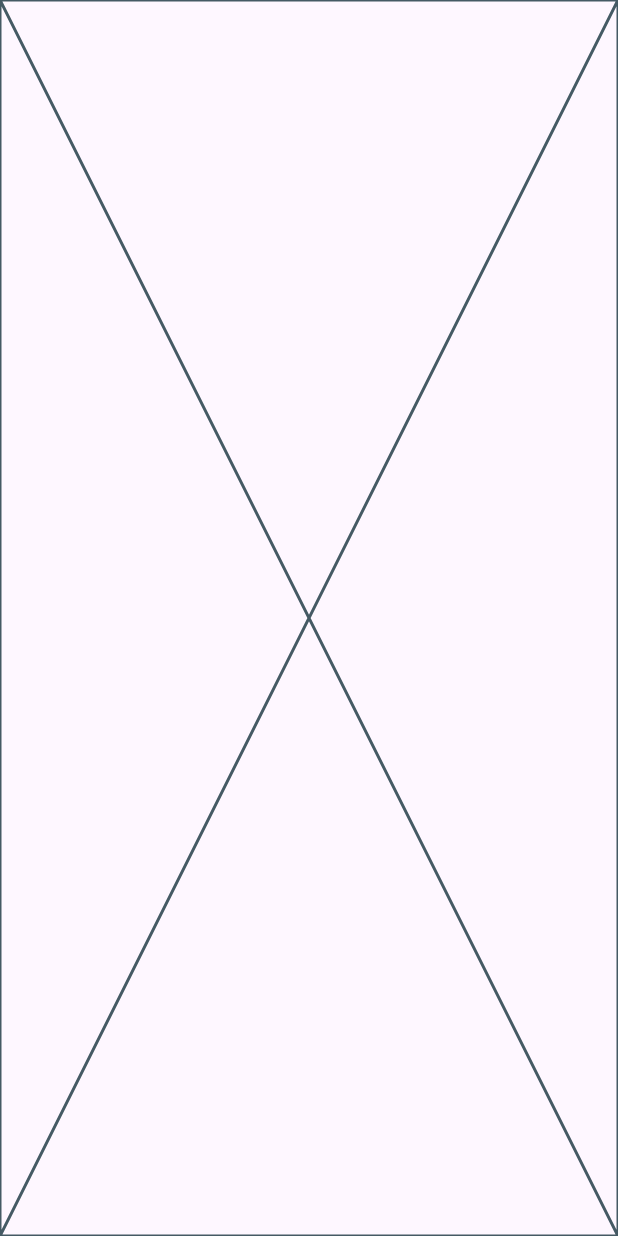
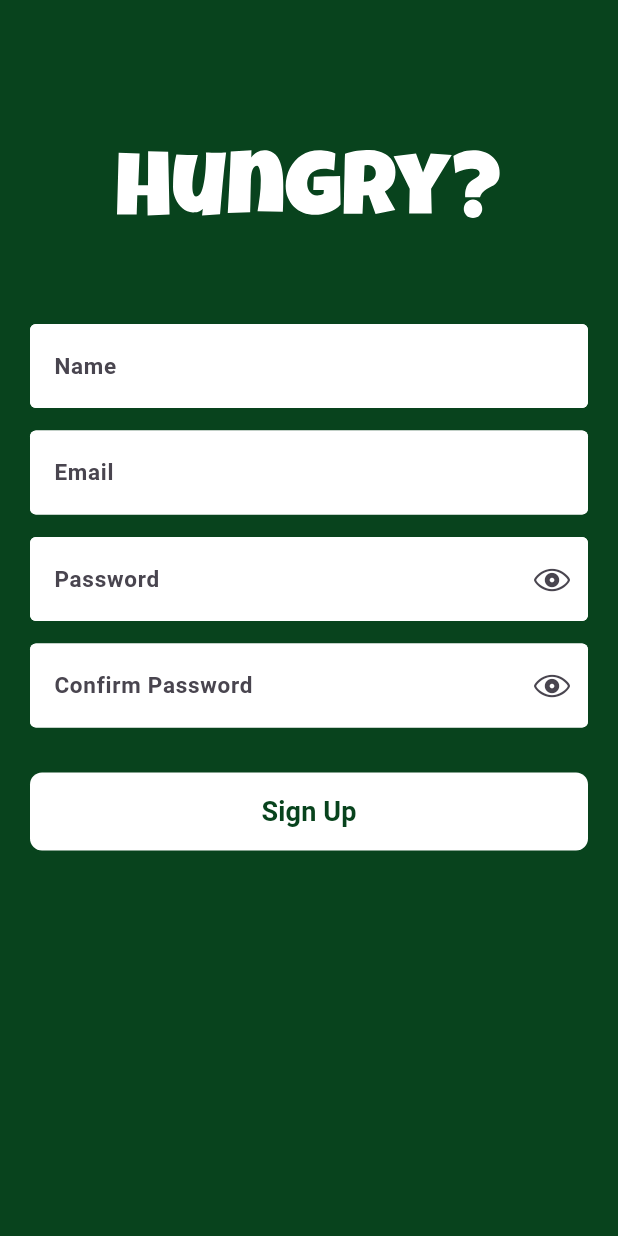
Before and after one commit to AhmedKhedr1/Food_Hub, a Flutter app: the RegisterView screen opened directly, on a phone screen of 412 x 824 dp. Run offline on Flutter 3.47's test engine with Material 3 defaults, Android fonts, the light colour scheme and no system bars; our stand-ins replace flutter_svg, gap.

Commit message:
feat: Implement authentication views with custom buttons and form fields

```diff
--- /dev/null
+++ b/lib/Core/Widgets/CustomButton .dart
@@ -0,0 +1,38 @@
+// ignore_for_file: must_be_immutable, file_names
+
+import 'package:flutter/material.dart';
+
+class CustomButton extends StatelessWidget {
+  CustomButton({
+    super.key,
+    required this.onPressed,
+    required this.textbutton,
+    required this.width,
+    required this.height,
+    required this.textcolor,
+    required this.buttoncolor,
+  });
+  void Function()? onPressed;
+  final String textbutton;
+  final double width, height;
+  final Color textcolor, buttoncolor;
+  @override
+  Widget build(BuildContext context) {
+    return TextButton(
+      style: TextButton.styleFrom(
+        backgroundColor: buttoncolor,
+        minimumSize: Size(width, height),
+        shape: RoundedRectangleBorder(borderRadius: BorderRadius.circular(8)),
+      ),
+      onPressed: onPressed,
+      child: Text(
+        textbutton,
+        style: TextStyle(
+          color: textcolor,
+          fontSize: 18,
+          fontWeight: FontWeight.bold,
+        ),
+      ),
+    );
+  }
+}
--- /dev/null
+++ b/lib/Core/Widgets/CustomTextFormField.dart
@@ -0,0 +1,72 @@
+import 'package:flutter/cupertino.dart';
+import 'package:flutter/material.dart';
+import 'package:food_hub/Core/Constants/App_colors.dart';
+
+class CustomTextFormField extends StatefulWidget {
+  const CustomTextFormField({
+    super.key,
+    required this.Hint,
+    required this.isPassword,
+    required this.controller,
+  });
+  final String Hint;
+  final bool isPassword;
+  final TextEditingController controller;
+
+  @override
+  State<CustomTextFormField> createState() => _CustomTextFormFieldState();
+}
+
+class _CustomTextFormFieldState extends State<CustomTextFormField> {
+  late bool _obscureText;
+  @override
+  void initState() {
+    // TODO: implement initState
+    _obscureText = widget.isPassword;
+  }
+
+  void togglePassword() {
+    setState(() {
+      _obscureText = !_obscureText;
+    });
+  }
+
+  @override
+  Widget build(BuildContext context) {
+    return TextFormField(
+      validator: (value) {
+        if (value == null || value.isEmpty) {
+          return 'Please Enter Your  ${widget.Hint}';
+        }
+      },
+      controller: widget.controller,
+      obscureText: _obscureText,
+      cursorColor: AppColors.Primary,
+      cursorHeight: 20,
+      decoration: InputDecoration(
+        filled: true,
+        fillColor: Colors.white,
+        hintText: widget.Hint,
+        hintStyle: TextStyle(fontWeight: FontWeight.bold, fontSize: 15),
+        suffixIcon: widget.isPassword
+            ? GestureDetector(
+                onTap: togglePassword,
+                child: Icon(CupertinoIcons.eye),
+              )
+            : null,
+        enabledBorder: OutlineInputBorder(
+          borderSide: BorderSide(color: Colors.white),
+        ),
+        focusedBorder: OutlineInputBorder(
+          borderSide: BorderSide(color: Colors.white),
+        ),
+        errorBorder: OutlineInputBorder(
+          borderSide: BorderSide(color: Colors.white),
+        ),
+        focusedErrorBorder: OutlineInputBorder(
+          borderSide: BorderSide(color: Colors.white),
+        ),
+      ),
+    );
+  }
+}
--- a/lib/Features/Auth/Presentation/Views/Register_View.dart
+++ b/lib/Features/Auth/Presentation/Views/Register_View.dart
@@ -1,4 +1,5 @@
 import 'package:flutter/material.dart';
+import 'package:food_hub/Core/Constants/App_colors.dart';
 import 'package:food_hub/Features/Auth/Presentation/Views/Widgets/Register_ViewBody.dart';
 
 class RegisterView extends StatelessWidget {
@@ -6,7 +7,8 @@ class RegisterView extends StatelessWidget {
 
   @override
   Widget build(BuildContext context) {
-    return const Scaffold(
+    return  Scaffold(
+      backgroundColor: AppColors.Primary,
       body: RegisterViewbody(),
     );
   }
--- a/lib/Features/Auth/Presentation/Views/Widgets/Register_ViewBody.dart
+++ b/lib/Features/Auth/Presentation/Views/Widgets/Register_ViewBody.dart
@@ -1,10 +1,66 @@
 import 'package:flutter/material.dart';
+import 'package:flutter_svg/svg.dart';
+import 'package:food_hub/Core/Constants/App_colors.dart';
+import 'package:food_hub/Core/Constants/Assets.dart';
+import 'package:food_hub/Core/Widgets/CustomButton%20.dart';
+import 'package:food_hub/Core/Widgets/CustomTextFormField.dart';
+import 'package:gap/gap.dart';
 
 class RegisterViewbody extends StatelessWidget {
   const RegisterViewbody({super.key});
 
   @override
   Widget build(BuildContext context) {
-    return const Placeholder();
+    GlobalKey<FormState> _FormKey = GlobalKey<FormState>();
+    return Padding(
+      padding: const EdgeInsets.symmetric(horizontal: 20),
+      child: Form(
+        key: _FormKey,
+        child: ListView(
+          children: [
+            Gap(100),
+            SvgPicture.asset(Assets.Hungry),
+
+            Gap(70),
+            CustomTextFormField(
+              Hint: 'Name',
+              isPassword: false,
+              controller: TextEditingController(),
+            ),
+            Gap(15),
+            CustomTextFormField(
+              Hint: 'Email',
+              isPassword: false,
+              controller: TextEditingController(),
+            ),
+            Gap(15),
+            CustomTextFormField(
+              Hint: 'Password',
+              isPassword: true,
+              controller: TextEditingController(),
+            ),
+            Gap(15),
+            CustomTextFormField(
+              Hint: 'Confirm Password',
+              isPassword: true,
+              controller: TextEditingController(),
+            ),
+            Gap(30),
+            CustomButton(
+              onPressed: () {
+                if (_FormKey.currentState!.validate()) {
+                  print('Sign up Success');
+                }
+              },
+              textbutton: 'Sign Up',
+              width: double.infinity,
+              height: 52,
+              textcolor: AppColors.Primary,
+              buttoncolor: Colors.white,
+            ),
+          ],
+        ),
+      ),
+    );
   }
 }
--- a/lib/main.dart
+++ b/lib/main.dart
@@ -1,5 +1,6 @@
 import 'package:flutter/material.dart';
 import 'package:food_hub/Features/Auth/Presentation/Views/Login_View.dart';
+import 'package:food_hub/Features/Auth/Presentation/Views/Register_View.dart';
 import 'package:food_hub/Features/Splash/Presentation/Views/Splash_View.dart';
 
 void main() {
@@ -12,6 +13,6 @@ class MyApp extends StatelessWidget {
   // This widget is the root of your application.
   @override
   Widget build(BuildContext context) {
-    return MaterialApp(debugShowCheckedModeBanner: false, home: LoginView());
+    return MaterialApp(debugShowCheckedModeBanner: false, home: RegisterView());
   }
 }
```
Also changed, not shown: lib/Features/Auth/Presentation/Views/Login_View.dart (+6 -3 lines), lib/Features/Auth/Presentation/Views/Profile_View.dart (added, +11 -0 lines), lib/Features/Auth/Presentation/Views/Widgets/Login_ViewBody.dart (+39 -0 lines), lib/Features/Auth/Presentation/Views/Widgets/Profile_view_body.dart (added, +12 -0 lines), lib/Features/Card/Presentation/Views/Card_view.dart (added, +11 -0 lines), lib/Features/Card/Presentation/Views/Widgets/Card_view_body.dart (added, +10 -0 lines), lib/Features/Home/Presentation/Views/HomeView.dart (added, +11 -0 lines), lib/Features/Home/Presentation/Views/Widgets/HomeView_Body.dart (added, +10 -0 lines), lib/root.dart (added, +10 -0 lines).
